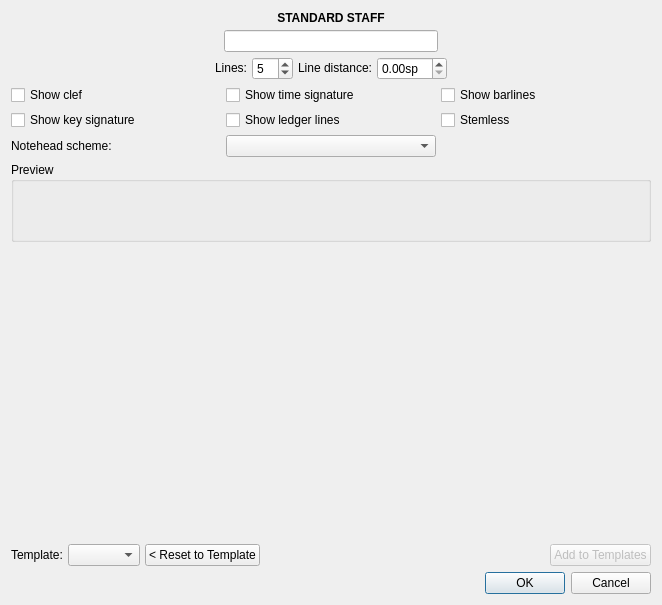
Qt form mscore/editstafftype.ui (scadaperspective/MuseScore-MIDI) before a commit.
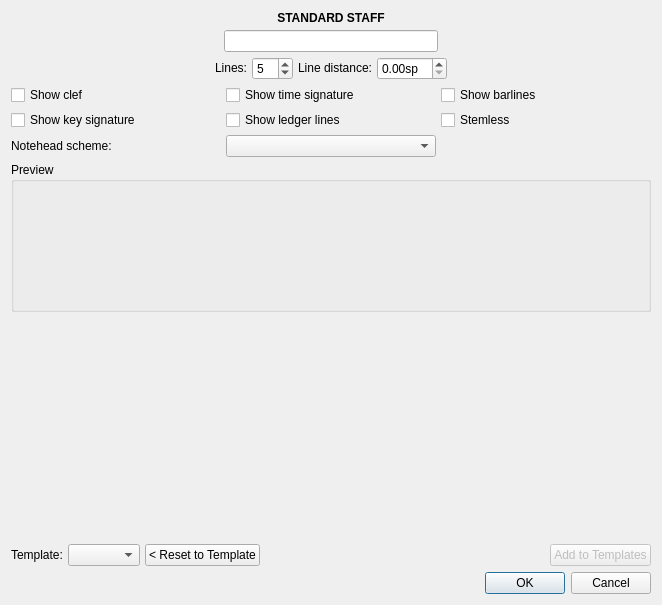
The same form after that commit. Custom widgets are drawn as their Qt base class.

The edit to the form file:
```diff
--- a/mscore/editstafftype.ui
+++ b/mscore/editstafftype.ui
@@ -280,7 +280,7 @@
            <property name="minimumSize">
             <size>
              <width>0</width>
-             <height>80</height>
+             <height>150</height>
             </size>
            </property>
            <property name="title">
```
Left out of the diff: 2 changed lines with no effect on the pictures.
